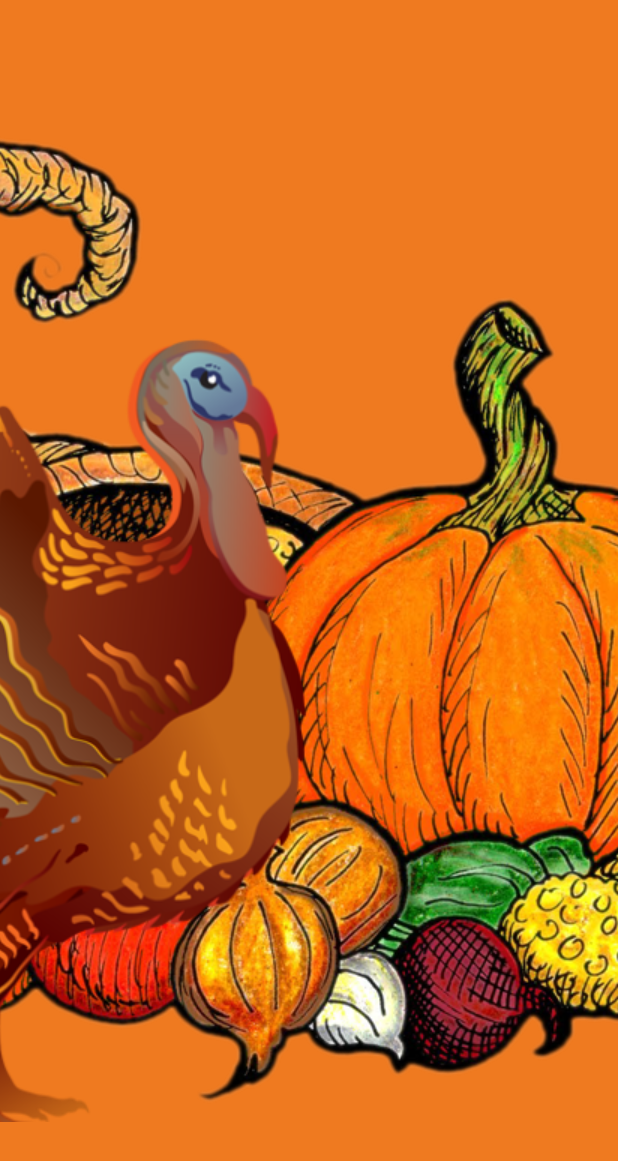
After one commit to ghigbie/BigTurkeyTimer, an Android app: the SplashActivity screen opened directly, with no data from a screen before it, on a phone screen of 412 x 824 dp. The commit adds this screen. Shown: the top 1161 px of the screen. Run offline under Robolectric (Android 15) with nearby library versions, the phone set to English and light mode, and no system bars; 1 statement that could not run was skipped.

Commit message:
changed icon

```diff
--- /dev/null
+++ b/app/src/main/java/com/geogehigbie/turkeytimerstopwatch/SplashActivity.java
@@ -0,0 +1,21 @@
+package com.geogehigbie.turkeytimerstopwatch;
+
+import android.content.Intent;
+import android.os.Bundle;
+import android.support.v7.app.AppCompatActivity;
+
+/**
+ * Created by georgehigbie on 11/7/16.
+ */
+
+public class SplashActivity extends AppCompatActivity {
+
+    @Override
+    protected void onCreate(Bundle savedInstanceState) {
+        super.onCreate(savedInstanceState);
+
+        Intent intent = new Intent(this, MainActivity.class);
+        startActivity(intent);
+        finish();
+    }
+}
--- a/app/src/main/res/drawable/splash_screen.xml
+++ b/app/src/main/res/drawable/splash_screen.xml
@@ -7,7 +7,7 @@
     <item>
         <bitmap
             android:gravity="center"
-            android:src="@drawable/colorful_turkey"/>
+            android:src="@drawable/thanksgiving_timer_splash"/>
     </item>
 
 </layer-list>
--- a/app/src/main/res/values/strings.xml
+++ b/app/src/main/res/values/strings.xml
@@ -1,5 +1,5 @@
 <resources>
-    <string name="app_name">Big Turkey Timer</string>
+    <string name="app_name">Turkey Timer</string>
     <string name="start_button">Start</string>
     <string name="stop_button">Stop</string>
     <string name="reset_button">Reset</string>
```
Also changed, not shown: app/src/main/AndroidManifest.xml (+12 -0 lines), app/src/main/res/drawable/thanksgiving_timer_splash.png (added), app/src/main/res/drawable/witchicon.png (deleted), app/src/main/res/drawable/yellowmoon_witch.png (deleted), 1 other file.
